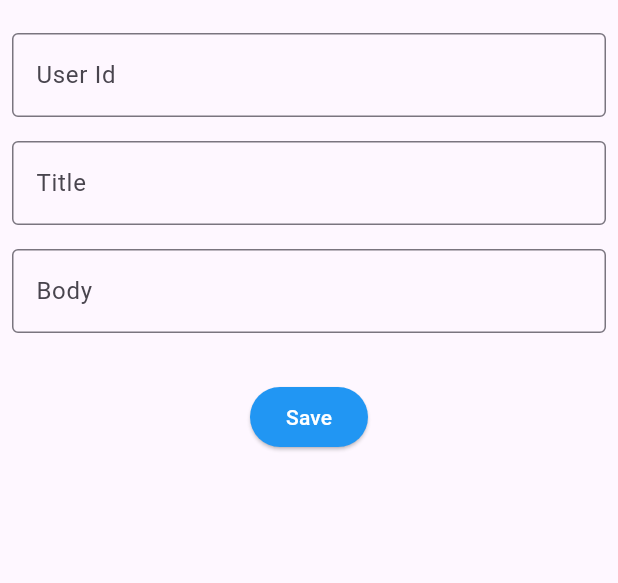
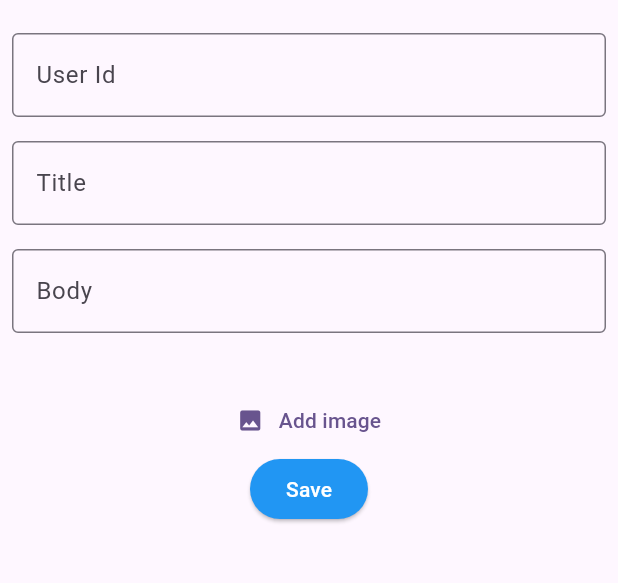
Before and after one commit to meharunnisa429/Post_app_Dio, a Flutter app: the AddPostScreen screen opened directly, on a phone screen of 412 x 824 dp, the part 63-646 px from its top. Run offline on Flutter 3.47's test engine with Material 3 defaults, Android fonts, the phone set to English and light mode, and no system bars; our stand-ins replace dio, equatable, flutter_bloc, image_picker; network calls fail.

Commit message:
new commit

```diff
--- a/lib/presentation/bloc/post/post_bloc.dart
+++ b/lib/presentation/bloc/post/post_bloc.dart
@@ -1,3 +1,5 @@
+import 'dart:io';
+
 import 'package:equatable/equatable.dart';
 import 'package:flutter_bloc/flutter_bloc.dart';
 import 'package:post_app/models/post/post.dart';
@@ -14,6 +16,7 @@ class PostBloc extends Bloc<PostEvent, PostState> {
     on<PostDeleteItem>(_deleteItem);
     on<PostEditItem>(_editItem);
     on<PostSearchItem>(_searchItem);
+
   }
 
   void _getAll(PostGetAll event, Emitter<PostState> emit) async {
@@ -125,4 +128,6 @@ class PostBloc extends Bloc<PostEvent, PostState> {
       }
     }
   }
+
+
 }
--- a/lib/presentation/bloc/post/post_state.dart
+++ b/lib/presentation/bloc/post/post_state.dart
@@ -16,27 +16,32 @@ class PostSuccess extends PostState {
   final String message;
   final bool isLoading;
   final List<Post> searchResult;
+  final String imagePath;
   PostSuccess(
       {required this.posts,
       this.isError = false,
       this.isLoading = false,
       this.message = "",
-      this.searchResult = const []});
+      this.searchResult = const [],
+      this.imagePath = ""});
   @override
-  List<Object> get props => [posts, isError, isLoading, message, searchResult];
+  List<Object> get props =>
+      [posts, isError, isLoading, message, searchResult, imagePath];
 
   PostSuccess copyWith(
       {List<Post>? posts,
       bool? isError,
       bool? isLoading,
       String? message,
-      List<Post>? searchResult}) {
+      List<Post>? searchResult,
+      String? imagePath}) {
     return PostSuccess(
         posts: posts ?? this.posts,
         isError: isError ?? this.isError,
         isLoading: isLoading ?? this.isLoading,
         message: message ?? this.message,
-        searchResult: searchResult ?? this.searchResult);
+        searchResult: searchResult ?? this.searchResult,
+        imagePath: imagePath ?? this.imagePath);
   }
 }
 
--- a/lib/presentation/screen/add_post_screen.dart
+++ b/lib/presentation/screen/add_post_screen.dart
@@ -1,7 +1,9 @@
 import 'dart:developer';
+import 'dart:io';
 
 import 'package:flutter/material.dart';
 import 'package:flutter_bloc/flutter_bloc.dart';
+import 'package:image_picker/image_picker.dart';
 import 'package:post_app/models/post/post.dart';
 import 'package:post_app/presentation/bloc/post/post_bloc.dart';
 
@@ -18,6 +20,20 @@ class _AddPostScreenState extends State<AddPostScreen> {
   late TextEditingController _titleController;
   late TextEditingController _bodyController;
   late TextEditingController _userIdController;
+
+  final ImagePicker imgpicker = ImagePicker();
+  File? imageFile;
+
+  selectFile() async {
+    XFile? file = await ImagePicker().pickImage(
+        source: ImageSource.gallery, maxHeight: 1800, maxWidth: 1800);
+
+    if (file != null) {
+      setState(() {
+        imageFile = File(file.path);
+      });
+    }
+  }
 
   final _formKey = GlobalKey<FormState>();
   @override
@@ -106,6 +122,37 @@ class _AddPostScreenState extends State<AddPostScreen> {
                     const SizedBox(
                       height: 32,
                     ),
+                    if (imageFile != null)
+                      Expanded(
+                        child: Image.file(
+                          File(imageFile!.path),
+                          fit: BoxFit.cover,
+                        ),
+                      ),
+                    TextButton(
+                      onPressed: () async {
+                        await selectFile();
+                      },
+                      child: Row(
+                        mainAxisSize: MainAxisSize.min,
+                        mainAxisAlignment: MainAxisAlignment.center,
+                        children: [
+                          Container(
+                            margin: const EdgeInsets.only(top: 5),
+                            child: const Icon(
+                              Icons.image,
+                            ),
+                          ),
+                          Container(
+                            padding: const EdgeInsets.only(
+                              top: 4,
+                              left: 10,
+                            ),
+                            child: const Text('Add image'),
+                          ),
+                        ],
+                      ),
+                    ),
                     BlocConsumer<PostBloc, PostState>(
                       listener: (context, state) {
                         if (state is PostSuccess) {
@@ -138,6 +185,8 @@ class _AddPostScreenState extends State<AddPostScreen> {
                                   userId: int.tryParse(userIdString) ?? 0,
                                 );
                                 if (widget.post == null) {
+                                  log(imageFile!.path.toString(),
+                                      name: "image file path");
                                   context
                                       .read<PostBloc>()
                                       .add(PostAddNewItem(post: post));
--- a/lib/repository/post_repository.dart
+++ b/lib/repository/post_repository.dart
@@ -1,4 +1,5 @@
 import 'dart:developer';
+import 'dart:io';
 
 import 'package:dio/dio.dart';
 import 'package:post_app/models/post/post.dart';
@@ -24,7 +25,8 @@ class PostRepository {
 
   Future<Post> addPost({required String path, required Post post}) async {
     try {
-      final Response response = await ApiService.post(path, post.toJson());
+      final Response response =
+          await ApiService.post(path: path, jsonData: post.toJson());
       log(response.toString(), name: "add post response");
       if (response.statusCode == 200) {
         return Post.fromJson(response.data);
@@ -85,4 +87,6 @@ class PostRepository {
       throw "Wrong with request/code -search Post";
     }
   }
+
+
 }
--- a/pubspec.yaml
+++ b/pubspec.yaml
@@ -38,6 +38,8 @@ dependencies:
   json_annotation: ^4.9.0
   flutter_bloc: ^8.1.6
   equatable: ^2.0.7
+  image_picker: ^1.1.2
+
 
 dev_dependencies:
   flutter_test:
```
Also changed, not shown: lib/package/api_service.dart (+8 -4 lines), lib/presentation/bloc/post/post_event.dart (line endings or trailing spaces), pubspec.lock, 5 other files.
